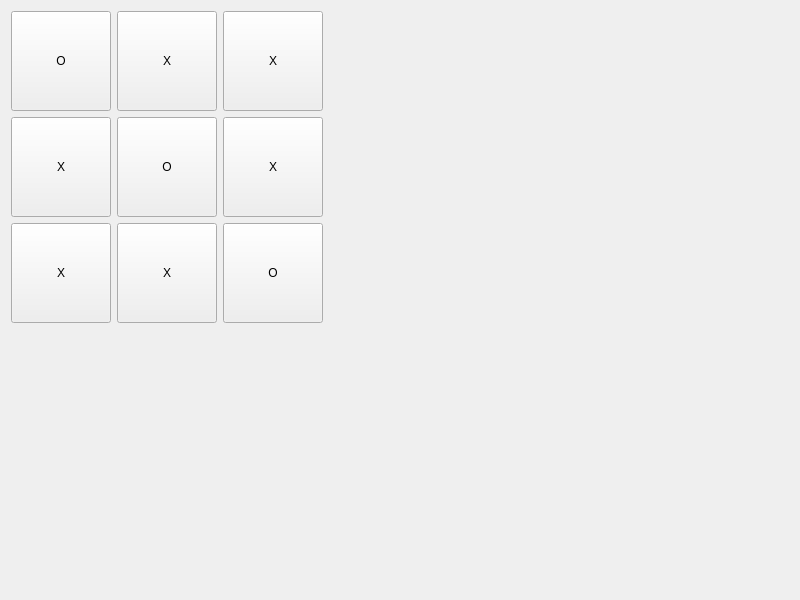
First picture: the form in midtermui.ui, repository aayyjkl/MidTermUi, before the edit.
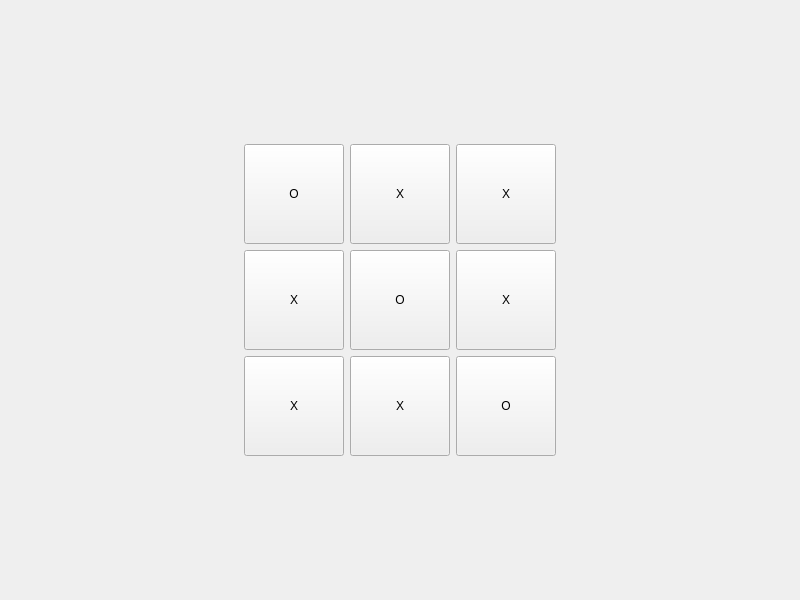
Second picture: the form after the edit.

Commit message: Center buttons by adding spacers on all sides

```diff
--- a/midtermui.ui
+++ b/midtermui.ui
@@ -14,7 +14,7 @@
    <string>MidTermUi</string>
   </property>
   <layout class="QGridLayout" name="gridLayout">
-   <item row="0" column="0">
+   <item row="1" column="1">
     <widget class="QPushButton" name="button_0_0">
      <property name="minimumSize">
       <size>
@@ -27,7 +27,7 @@
      </property>
     </widget>
    </item>
-   <item row="0" column="1">
+   <item row="1" column="2">
     <widget class="QPushButton" name="button_0_1">
      <property name="minimumSize">
       <size>
@@ -40,7 +40,7 @@
      </property>
     </widget>
    </item>
-   <item row="0" column="2">
+   <item row="1" column="3">
     <widget class="QPushButton" name="button_0_2">
      <property name="minimumSize">
       <size>
@@ -53,7 +53,7 @@
      </property>
     </widget>
    </item>
-   <item row="1" column="0">
+   <item row="2" column="1">
     <widget class="QPushButton" name="button_1_0">
      <property name="minimumSize">
       <size>
@@ -66,7 +66,7 @@
      </property>
     </widget>
    </item>
-   <item row="1" column="1">
+   <item row="2" column="2">
     <widget class="QPushButton" name="button_1_1">
      <property name="minimumSize">
       <size>
@@ -79,7 +79,7 @@
      </property>
     </widget>
    </item>
-   <item row="1" column="2">
+   <item row="2" column="3">
     <widget class="QPushButton" name="button_1_2">
      <property name="minimumSize">
       <size>
@@ -92,7 +92,7 @@
      </property>
     </widget>
    </item>
-   <item row="2" column="0">
+   <item row="3" column="1">
     <widget class="QPushButton" name="button_2_0">
      <property name="minimumSize">
       <size>
@@ -105,7 +105,7 @@
      </property>
     </widget>
    </item>
-   <item row="2" column="1">
+   <item row="3" column="2">
     <widget class="QPushButton" name="button_2_1">
      <property name="minimumSize">
       <size>
@@ -118,7 +118,7 @@
      </property>
     </widget>
    </item>
-   <item row="2" column="2">
+   <item row="3" column="3">
     <widget class="QPushButton" name="button_2_2">
      <property name="minimumSize">
       <size>
@@ -131,8 +131,8 @@
      </property>
     </widget>
    </item>
-   <item row="0" column="3">
-    <spacer name="horizontalSpacer">
+   <item row="1" column="0">
+    <spacer name="horizontalSpacer_left">
      <property name="orientation">
       <enum>Qt::Horizontal</enum>
      </property>
@@ -144,8 +144,34 @@
      </property>
     </spacer>
    </item>
-   <item row="3" column="0">
-    <spacer name="verticalSpacer">
+   <item row="1" column="4">
+    <spacer name="horizontalSpacer_right">
+     <property name="orientation">
+      <enum>Qt::Horizontal</enum>
+     </property>
+     <property name="sizeHint" stdset="0">
+      <size>
+       <width>40</width>
+       <height>20</height>
+      </size>
+     </property>
+    </spacer>
+   </item>
+   <item row="0" column="1">
+    <spacer name="verticalSpacer_top">
+     <property name="orientation">
+      <enum>Qt::Vertical</enum>
+     </property>
+     <property name="sizeHint" stdset="0">
+      <size>
+       <width>20</width>
+       <height>40</height>
+      </size>
+     </property>
+    </spacer>
+   </item>
+   <item row="4" column="1">
+    <spacer name="verticalSpacer_bottom">
      <property name="orientation">
       <enum>Qt::Vertical</enum>
      </property>
```
